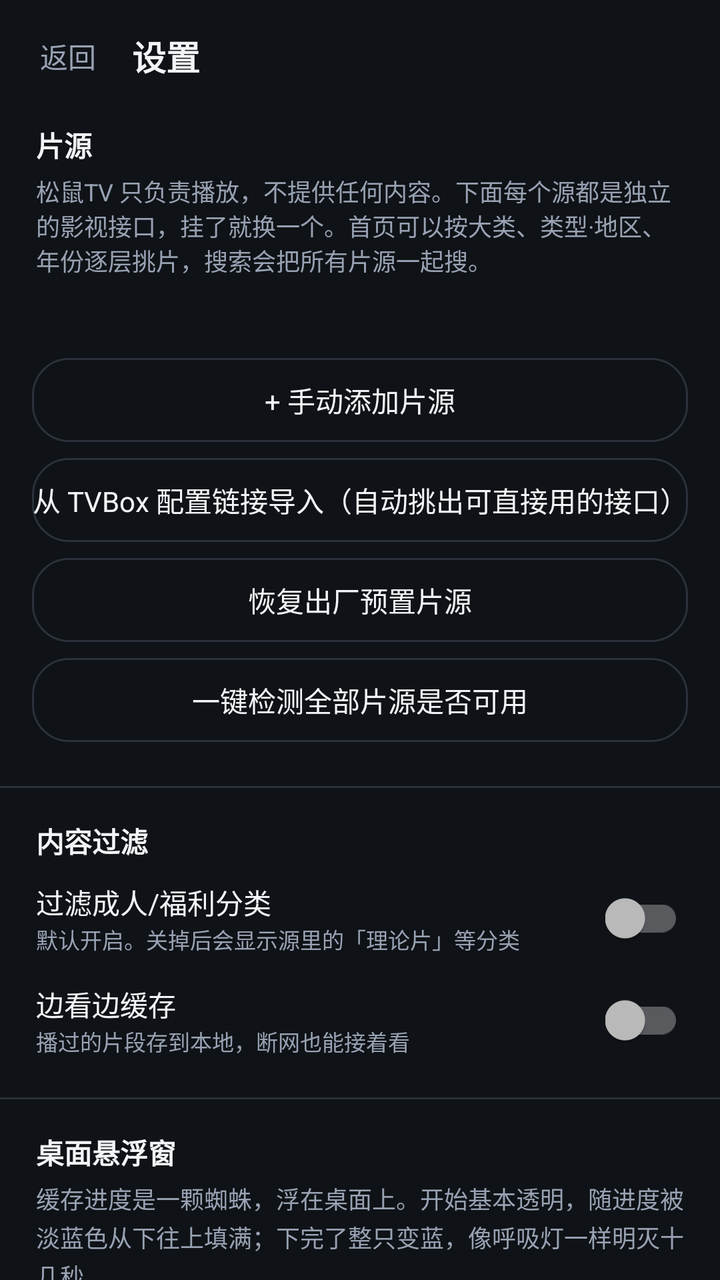
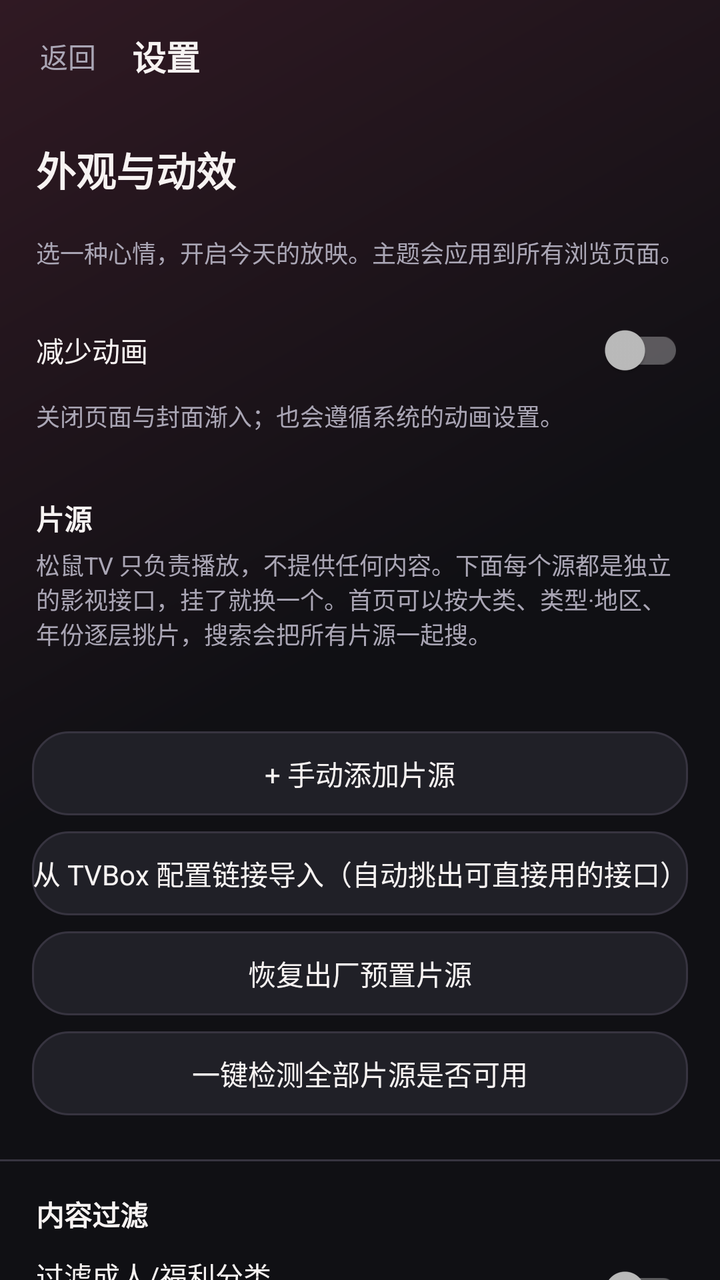

Two renders of the same Android screen: before a commit and after it. Below are the layout's source before the change and the commit's diff.
<!-- AndroidManifest.xml: application theme AppTheme -->
<!-- res/layout/activity_settings.xml -->
<?xml version="1.0" encoding="utf-8"?>
<LinearLayout xmlns:android="http://schemas.android.com/apk/res/android"
    android:layout_width="match_parent"
    android:layout_height="match_parent"
    android:orientation="vertical"
    android:background="@color/bg"
    android:fitsSystemWindows="true">

    <LinearLayout
        android:layout_width="match_parent"
        android:layout_height="wrap_content"
        android:orientation="horizontal"
        android:gravity="center_vertical"
        android:paddingLeft="8dp"
        android:paddingRight="12dp"
        android:paddingTop="10dp"
        android:paddingBottom="6dp">

        <TextView
            android:id="@+id/btnBack"
            android:layout_width="wrap_content"
            android:layout_height="36dp"
            android:gravity="center"
            android:paddingLeft="12dp"
            android:paddingRight="12dp"
            android:text="返回"
            android:textColor="@color/text_dim"
            android:textSize="14sp" />

        <TextView
            android:layout_width="0dp"
            android:layout_height="wrap_content"
            android:layout_weight="1"
            android:layout_marginLeft="6dp"
            android:text="@string/settings"
            android:textColor="@color/text"
            android:textSize="17sp"
            android:textStyle="bold" />
    </LinearLayout>

    <ScrollView
        android:layout_width="match_parent"
        android:layout_height="0dp"
        android:layout_weight="1"
        android:scrollbars="none">

        <LinearLayout
            android:layout_width="match_parent"
            android:layout_height="wrap_content"
            android:orientation="vertical"
            android:paddingBottom="28dp">

            <TextView
                android:layout_width="match_parent"
                android:layout_height="wrap_content"
                android:layout_marginLeft="18dp"
                android:layout_marginTop="10dp"
                android:text="片源"
                android:textColor="@color/text"
                android:textSize="14sp"
                android:textStyle="bold" />

            <TextView
                android:layout_width="match_parent"
                android:layout_height="wrap_content"
                android:layout_marginLeft="18dp"
                android:layout_marginRight="18dp"
                android:layout_marginTop="4dp"
                android:text="松鼠TV 只负责播放，不提供任何内容。下面每个源都是独立的影视接口，挂了就换一个。首页可以按大类、类型·地区、年份逐层挑片，搜索会把所有片源一起搜。"
                android:textColor="@color/text_dim"
                android:textSize="12sp" />

            <TextView
                android:id="@+id/sourceCount"
                android:layout_width="match_parent"
                android:layout_height="wrap_content"
                android:layout_marginLeft="18dp"
                android:layout_marginRight="18dp"
                android:layout_marginTop="10dp"
                android:textColor="@color/text_dim"
                android:textSize="12sp" />

            <LinearLayout
                android:id="@+id/sourceBox"
                android:layout_width="match_parent"
                android:layout_height="wrap_content"
                android:layout_marginTop="4dp"
                android:orientation="vertical" />

            <TextView
                android:id="@+id/btnAddSource"
                android:layout_width="match_parent"
                android:layout_height="42dp"
                android:layout_marginLeft="16dp"
                android:layout_marginRight="16dp"
                android:layout_marginTop="10dp"
                android:background="@drawable/bg_btn_ghost"
                android:gravity="center"
                android:text="+ 手动添加片源"
                android:textColor="@color/text"
                android:textSize="14sp" />

            <TextView
                android:id="@+id/btnImportTvbox"
                android:layout_width="match_parent"
                android:layout_height="42dp"
                android:layout_marginLeft="16dp"
                android:layout_marginRight="16dp"
                android:layout_marginTop="8dp"
                android:background="@drawable/bg_btn_ghost"
                android:gravity="center"
                android:text="从 TVBox 配置链接导入（自动挑出可直接用的接口）"
                android:textColor="@color/text"
                android:textSize="14sp" />

            <TextView
                android:id="@+id/btnRestore"
                android:layout_width="match_parent"
                android:layout_height="42dp"
                android:layout_marginLeft="16dp"
                android:layout_marginRight="16dp"
                android:layout_marginTop="8dp"
                android:background="@drawable/bg_btn_ghost"
                android:gravity="center"
                android:text="恢复出厂预置片源"
                android:textColor="@color/text"
                android:textSize="14sp" />

            <TextView
                android:id="@+id/btnTestAll"
                android:layout_width="match_parent"
                android:layout_height="42dp"
                android:layout_marginLeft="16dp"
                android:layout_marginRight="16dp"
                android:layout_marginTop="8dp"
                android:background="@drawable/bg_btn_ghost"
                android:gravity="center"
                android:text="一键检测全部片源是否可用"
                android:textColor="@color/text"
                android:textSize="14sp" />

            <View
                android:layout_width="match_parent"
                android:layout_height="1dp"
                android:layout_marginTop="22dp"
                android:background="@color/divider" />

            <TextView
                android:layout_width="match_parent"
                android:layout_height="wrap_content"
                android:layout_marginLeft="18dp"
                android:layout_marginTop="16dp"
                android:text="内容过滤"
                android:textColor="@color/text"
                android:textSize="14sp"
                android:textStyle="bold" />

            <LinearLayout
                android:layout_width="match_parent"
                android:layout_height="wrap_content"
                android:orientation="horizontal"
                android:gravity="center_vertical"
                android:paddingLeft="18dp"
                android:paddingRight="18dp"
                android:paddingTop="10dp">

                <LinearLayout
                    android:layout_width="0dp"
                    android:layout_height="wrap_content"
                    android:layout_weight="1"
                    android:orientation="vertical">

                    <TextView
                        android:layout_width="wrap_content"
                        android:layout_height="wrap_content"
                        android:text="过滤成人/福利分类"
                        android:textColor="@color/text"
                        android:textSize="14sp" />

                    <TextView
                        android:layout_width="wrap_content"
                        android:layout_height="wrap_content"
                        android:text="默认开启。关掉后会显示源里的「理论片」等分类"
                        android:textColor="@color/text_dim"
                        android:textSize="11sp" />
                </LinearLayout>

                <androidx.appcompat.widget.SwitchCompat
                    android:id="@+id/swFilterAdult"
                    android:layout_width="wrap_content"
                    android:layout_height="wrap_content" />
            </LinearLayout>

            <LinearLayout
                android:layout_width="match_parent"
                android:layout_height="wrap_content"
                android:orientation="horizontal"
                android:gravity="center_vertical"
                android:paddingLeft="18dp"
                android:paddingRight="18dp"
                android:paddingTop="14dp">

                <LinearLayout
                    android:layout_width="0dp"
                    android:layout_height="wrap_content"
                    android:layout_weight="1"
                    android:orientation="vertical">

                    <TextView
                        android:layout_width="wrap_content"
                        android:layout_height="wrap_content"
                        android:text="边看边缓存"
                        android:textColor="@color/text"
                        android:textSize="14sp" />

                    <TextView
                        android:layout_width="wrap_content"
                        android:layout_height="wrap_content"
                        android:text="播过的片段存到本地，断网也能接着看"
                        android:textColor="@color/text_dim"
                        android:textSize="11sp" />
                </LinearLayout>

                <androidx.appcompat.widget.SwitchCompat
                    android:id="@+id/swAutoCache"
                    android:layout_width="wrap_content"
                    android:layout_height="wrap_content" />
            </LinearLayout>

            <View
                android:layout_width="match_parent"
                android:layout_height="1dp"
                android:layout_marginTop="20dp"
                android:background="@color/divider" />

            <TextView
                android:layout_width="match_parent"
                android:layout_height="wrap_content"
                android:layout_marginLeft="18dp"
                android:layout_marginTop="16dp"
                android:text="@string/overlay_section"
                android:textColor="@color/text"
                android:textSize="14sp"
                android:textStyle="bold" />

            <TextView
                android:layout_width="match_parent"
                android:layout_height="wrap_content"
                android:layout_marginLeft="18dp"
                android:layout_marginRight="18dp"
                android:layout_marginTop="4dp"
                android:lineSpacingExtra="2dp"
                android:text="@string/overlay_section_desc"
                android:textColor="@color/text_dim"
                android:textSize="12sp" />

            <TextView
                android:id="@+id/btnOverlay"
                android:layout_width="match_parent"
                android:layout_height="42dp"
                android:layout_marginLeft="16dp"
                android:layout_marginRight="16dp"
                android:layout_marginTop="10dp"
                android:background="@drawable/bg_btn_ghost"
                android:gravity="center"
                android:text="@string/overlay_off"
                android:textColor="@color/text"
                android:textSize="14sp" />

            <View
                android:layout_width="match_parent"
                android:layout_height="1dp"
                android:layout_marginTop="20dp"
                android:background="@color/divider" />

            <TextView
                android:layout_width="match_parent"
                android:layout_height="wrap_content"
                android:layout_marginLeft="18dp"
                android:layout_marginTop="16dp"
                android:text="存储"
                android:textColor="@color/text"
                android:textSize="14sp"
                android:textStyle="bold" />

            <TextView
                android:id="@+id/cacheInfo"
                android:layout_width="match_parent"
                android:layout_height="wrap_content"
                android:layout_marginLeft="18dp"
                android:layout_marginRight="18dp"
                android:layout_marginTop="8dp"
                android:textColor="@color/text_dim"
                android:textSize="13sp" />

            <TextView
                android:id="@+id/btnClearCache"
                android:layout_width="match_parent"
                android:layout_height="42dp"
                android:layout_marginLeft="16dp"
                android:layout_marginRight="16dp"
                android:layout_marginTop="10dp"
                android:background="@drawable/bg_btn_ghost"
                android:gravity="center"
                android:text="清空在线缓存"
                android:textColor="@color/text"
                android:textSize="14sp" />

            <View
                android:layout_width="match_parent"
                android:layout_height="1dp"
                android:layout_marginTop="20dp"
                android:background="@color/divider" />

            <TextView
                android:id="@+id/about"
                android:layout_width="match_parent"
                android:layout_height="wrap_content"
                android:layout_marginLeft="18dp"
                android:layout_marginRight="18dp"
                android:layout_marginTop="16dp"
                android:lineSpacingExtra="4dp"
                android:textColor="@color/text_dim"
                android:textSize="12sp" />
        </LinearLayout>
    </ScrollView>
</LinearLayout>
<!-- resources referenced by this layout -->
<resources>
  <color name="bg">#0F1216</color>
  <color name="divider">#2A313A</color>
  <color name="text">#F2F4F7</color>
  <color name="text_dim">#98A2B3</color>
  <!-- drawable bg_btn_ghost (drawable) -->
  <?xml version="1.0" encoding="utf-8"?>
  <shape xmlns:android="http://schemas.android.com/apk/res/android" android:shape="rectangle">
      <solid android:color="@android:color/transparent" />
      <corners android:radius="18dp" />
      <stroke android:width="1dp" android:color="@color/divider" />
  </shape>
  <string name="overlay_off">去开启</string>
  <string name="overlay_section">桌面悬浮窗</string>
  <string name="overlay_section_desc">缓存进度是一颗蜘蛛，浮在桌面上。开始基本透明，随进度被淡蓝色从下往上填满；下完了整只变蓝，像呼吸灯一样明灭十几秒。\n\n退到后台、刷别的 App 都看得见。长按蜘蛛能展开看百分比和速度。</string>
  <string name="settings">设置</string>
  <style name="AppTheme" parent="Theme.AppCompat.NoActionBar">
          <item name="android:windowBackground">@color/bg</item>
          <item name="android:statusBarColor">@color/bg</item>
          <item name="android:navigationBarColor">@color/bg</item>
          <item name="android:textColorPrimary">@color/text</item>
          <item name="android:textColorSecondary">@color/text_dim</item>
          <item name="colorAccent">@color/primary</item>
      </style>
  <color name="primary">#E62429</color>
</resources>

<!-- the commit's change to res/layout/activity_settings.xml (unified diff, before → after) -->
@@ -3,7 +3,7 @@
     android:layout_width="match_parent"
     android:layout_height="match_parent"
     android:orientation="vertical"
-    android:background="@color/bg"
+    android:background="@drawable/bg_page"
     android:fitsSystemWindows="true">
 
     <LinearLayout
@@ -24,7 +24,7 @@
             android:paddingLeft="12dp"
             android:paddingRight="12dp"
             android:text="返回"
-            android:textColor="@color/text_dim"
+            android:textColor="?attr/appTextMuted"
             android:textSize="14sp" />
 
         <TextView
@@ -33,7 +33,7 @@
             android:layout_weight="1"
             android:layout_marginLeft="6dp"
             android:text="@string/settings"
-            android:textColor="@color/text"
+            android:textColor="?attr/appText"
             android:textSize="17sp"
             android:textStyle="bold" />
     </LinearLayout>
@@ -50,13 +50,31 @@
             android:orientation="vertical"
             android:paddingBottom="28dp">
 
+            <TextView android:layout_width="match_parent" android:layout_height="wrap_content"
+                android:layout_margin="18dp" android:text="外观与动效" android:textSize="20sp"
+                android:textStyle="bold" android:textColor="?attr/appText" />
+            <TextView android:layout_width="match_parent" android:layout_height="wrap_content"
+                android:layout_marginHorizontal="18dp" android:layout_marginBottom="16dp"
+                android:text="选一种心情，开启今天的放映。主题会应用到所有浏览页面。"
+                android:textSize="12sp" android:textColor="?attr/appTextMuted" />
+            <LinearLayout android:id="@+id/themeOptions" android:layout_width="match_parent"
+                android:layout_height="wrap_content" android:layout_marginHorizontal="18dp"
+                android:orientation="vertical" />
+            <androidx.appcompat.widget.SwitchCompat android:id="@+id/swReduceMotion"
+                android:layout_width="match_parent" android:layout_height="wrap_content"
+                android:layout_marginHorizontal="18dp" android:minHeight="48dp"
+                android:text="减少动画" android:textSize="14sp" android:textColor="?attr/appText" />
+            <TextView android:layout_width="match_parent" android:layout_height="wrap_content"
+                android:layout_marginHorizontal="18dp" android:layout_marginBottom="22dp"
+                android:text="关闭页面与封面渐入；也会遵循系统的动画设置。"
+                android:textSize="12sp" android:textColor="?attr/appTextMuted" />
             <TextView
                 android:layout_width="match_parent"
                 android:layout_height="wrap_content"
                 android:layout_marginLeft="18dp"
                 android:layout_marginTop="10dp"
                 android:text="片源"
-                android:textColor="@color/text"
+                android:textColor="?attr/appText"
                 android:textSize="14sp"
                 android:textStyle="bold" />
 
@@ -67,7 +85,7 @@
                 android:layout_marginRight="18dp"
                 android:layout_marginTop="4dp"
                 android:text="松鼠TV 只负责播放，不提供任何内容。下面每个源都是独立的影视接口，挂了就换一个。首页可以按大类、类型·地区、年份逐层挑片，搜索会把所有片源一起搜。"
-                android:textColor="@color/text_dim"
+                android:textColor="?attr/appTextMuted"
                 android:textSize="12sp" />
 
             <TextView
@@ -77,7 +95,7 @@
                 android:layout_marginLeft="18dp"
                 android:layout_marginRight="18dp"
                 android:layout_marginTop="10dp"
-                android:textColor="@color/text_dim"
+                android:textColor="?attr/appTextMuted"
                 android:textSize="12sp" />
 
             <LinearLayout
@@ -97,7 +115,7 @@
                 android:background="@drawable/bg_btn_ghost"
                 android:gravity="center"
                 android:text="+ 手动添加片源"
-                android:textColor="@color/text"
+                android:textColor="?attr/appText"
                 android:textSize="14sp" />
 
             <TextView
@@ -110,7 +128,7 @@
                 android:background="@drawable/bg_btn_ghost"
                 android:gravity="center"
                 android:text="从 TVBox 配置链接导入（自动挑出可直接用的接口）"
-                android:textColor="@color/text"
+                android:textColor="?attr/appText"
                 android:textSize="14sp" />
 
             <TextView
@@ -123,7 +141,7 @@
                 android:background="@drawable/bg_btn_ghost"
                 android:gravity="center"
                 android:text="恢复出厂预置片源"
-                android:textColor="@color/text"
+                android:textColor="?attr/appText"
                 android:textSize="14sp" />
 
             <TextView
@@ -136,14 +154,14 @@
                 android:background="@drawable/bg_btn_ghost"
                 android:gravity="center"
                 android:text="一键检测全部片源是否可用"
-                android:textColor="@color/text"
+                android:textColor="?attr/appText"
                 android:textSize="14sp" />
 
             <View
                 android:layout_width="match_parent"
                 android:layout_height="1dp"
                 android:layout_marginTop="22dp"
-                android:background="@color/divider" />
+                android:background="?attr/appDivider" />
 
             <TextView
                 android:layout_width="match_parent"
@@ -151,7 +169,7 @@
                 android:layout_marginLeft="18dp"
                 android:layout_marginTop="16dp"
                 android:text="内容过滤"
-                android:textColor="@color/text"
+                android:textColor="?attr/appText"
                 android:textSize="14sp"
                 android:textStyle="bold" />
 
@@ -174,14 +192,14 @@
                         android:layout_width="wrap_content"
                         android:layout_height="wrap_content"
                         android:text="过滤成人/福利分类"
-                        android:textColor="@color/text"
+                        android:textColor="?attr/appText"
                         android:textSize="14sp" />
 
                     <TextView
                         android:layout_width="wrap_content"
                         android:layout_height="wrap_content"
                         android:text="默认开启。关掉后会显示源里的「理论片」等分类"
-                        android:textColor="@color/text_dim"
+                        android:textColor="?attr/appTextMuted"
                         android:textSize="11sp" />
                 </LinearLayout>
 
@@ -210,14 +228,14 @@
                         android:layout_width="wrap_content"
                         android:layout_height="wrap_content"
                         android:text="边看边缓存"
-                        android:textColor="@color/text"
+                        android:textColor="?attr/appText"
                         android:textSize="14sp" />
 
                     <TextView
                         android:layout_width="wrap_content"
                         android:layout_height="wrap_content"
                         android:text="播过的片段存到本地，断网也能接着看"
-                        android:textColor="@color/text_dim"
+                        android:textColor="?attr/appTextMuted"
                         android:textSize="11sp" />
                 </LinearLayout>
 
@@ -231,7 +249,7 @@
                 android:layout_width="match_parent"
                 android:layout_height="1dp"
                 android:layout_marginTop="20dp"
-                android:background="@color/divider" />
+                android:background="?attr/appDivider" />
 
             <TextView
                 android:layout_width="match_parent"
@@ -239,7 +257,7 @@
                 android:layout_marginLeft="18dp"
                 android:layout_marginTop="16dp"
                 android:text="@string/overlay_section"
-                android:textColor="@color/text"
+                android:textColor="?attr/appText"
                 android:textSize="14sp"
                 android:textStyle="bold" />
 
@@ -251,7 +269,7 @@
                 android:layout_marginTop="4dp"
                 android:lineSpacingExtra="2dp"
                 android:text="@string/overlay_section_desc"
-                android:textColor="@color/text_dim"
+                android:textColor="?attr/appTextMuted"
                 android:textSize="12sp" />
 
             <TextView
@@ -264,14 +282,14 @@
                 android:background="@drawable/bg_btn_ghost"
                 android:gravity="center"
                 android:text="@string/overlay_off"
-                android:textColor="@color/text"
+                android:textColor="?attr/appText"
                 android:textSize="14sp" />
 
             <View
                 android:layout_width="match_parent"
                 android:layout_height="1dp"
                 android:layout_marginTop="20dp"
-                android:background="@color/divider" />
+                android:background="?attr/appDivider" />
 
             <TextView
                 android:layout_width="match_parent"
@@ -279,7 +297,7 @@
                 android:layout_marginLeft="18dp"
                 android:layout_marginTop="16dp"
                 android:text="存储"
-                android:textColor="@color/text"
+                android:textColor="?attr/appText"
                 android:textSize="14sp"
                 android:textStyle="bold" />
 
@@ -290,7 +308,7 @@
                 android:layout_marginLeft="18dp"
                 android:layout_marginRight="18dp"
                 android:layout_marginTop="8dp"
-                android:textColor="@color/text_dim"
+                android:textColor="?attr/appTextMuted"
                 android:textSize="13sp" />
 
             <TextView
@@ -303,14 +321,14 @@
                 android:background="@drawable/bg_btn_ghost"
                 android:gravity="center"
                 android:text="清空在线缓存"
-                android:textColor="@color/text"
+                android:textColor="?attr/appText"
                 android:textSize="14sp" />
 
             <View
                 android:layout_width="match_parent"
                 android:layout_height="1dp"
                 android:layout_marginTop="20dp"
-                android:background="@color/divider" />
+                android:background="?attr/appDivider" />
 
             <TextView
                 android:id="@+id/about"
@@ -320,7 +338,7 @@
                 android:layout_marginRight="18dp"
                 android:layout_marginTop="16dp"
                 android:lineSpacingExtra="4dp"
-                android:textColor="@color/text_dim"
+                android:textColor="?attr/appTextMuted"
                 android:textSize="12sp" />
         </LinearLayout>
     </ScrollView>
<!-- resource entries referenced after the edit -->
@@ -1,28 +1,46 @@
 <!-- resources referenced by this layout -->
 <resources>
-  <color name="bg">#0F1216</color>
-  <color name="divider">#2A313A</color>
-  <color name="text">#F2F4F7</color>
-  <color name="text_dim">#98A2B3</color>
   <!-- drawable bg_btn_ghost (drawable) -->
-  <?xml version="1.0" encoding="utf-8"?>
-  <shape xmlns:android="http://schemas.android.com/apk/res/android" android:shape="rectangle">
-      <solid android:color="@android:color/transparent" />
-      <corners android:radius="18dp" />
-      <stroke android:width="1dp" android:color="@color/divider" />
-  </shape>
+  <ripple xmlns:android="http://schemas.android.com/apk/res/android" android:color="?attr/appAccentDim"><item><shape><solid android:color="?attr/appSurface"/><corners android:radius="?attr/appPillCorner"/><stroke android:width="1dp" android:color="?attr/appDivider" /></shape></item></ripple>
+  <!-- drawable bg_page (drawable) -->
+  <shape xmlns:android="http://schemas.android.com/apk/res/android"><gradient android:angle="315" android:startColor="?attr/appGlow" android:centerColor="?attr/appBg" android:endColor="?attr/appBg" /></shape>
   <string name="overlay_off">去开启</string>
   <string name="overlay_section">桌面悬浮窗</string>
   <string name="overlay_section_desc">缓存进度是一颗蜘蛛，浮在桌面上。开始基本透明，随进度被淡蓝色从下往上填满；下完了整只变蓝，像呼吸灯一样明灭十几秒。\n\n退到后台、刷别的 App 都看得见。长按蜘蛛能展开看百分比和速度。</string>
   <string name="settings">设置</string>
   <style name="AppTheme" parent="Theme.AppCompat.NoActionBar">
-          <item name="android:windowBackground">@color/bg</item>
-          <item name="android:statusBarColor">@color/bg</item>
-          <item name="android:navigationBarColor">@color/bg</item>
-          <item name="android:textColorPrimary">@color/text</item>
-          <item name="android:textColorSecondary">@color/text_dim</item>
-          <item name="colorAccent">@color/primary</item>
+          <item name="appBg">#101014</item>
+          <item name="appSurface">#202027</item>
+          <item name="appSurfaceAlt">#2C2B35</item>
+          <item name="appAccent">#CE334A</item>
+          <item name="appAccentDim">#722334</item>
+          <item name="appText">#F7F3F2</item>
+          <item name="appTextMuted">#AAA6B5</item>
+          <item name="appDivider">#373440</item>
+          <item name="appSuccess">#63D79C</item>
+          <item name="appOnAccent">#FFFFFF</item>
+          <item name="appGlow">#301923</item>
+          <item name="appCorner">12dp</item>
+          <item name="appPillCorner">18dp</item>
+          <item name="android:fontFamily">sans-serif</item>
+          <item name="android:windowBackground">?attr/appBg</item>
+          <item name="android:statusBarColor">?attr/appBg</item>
+          <item name="android:navigationBarColor">?attr/appBg</item>
+          <item name="android:colorBackground">?attr/appSurface</item>
+          <item name="android:textColorPrimary">?attr/appText</item>
+          <item name="android:textColorSecondary">?attr/appTextMuted</item>
+          <item name="android:textColorHint">?attr/appTextMuted</item>
+          <item name="colorAccent">?attr/appAccent</item>
+          <item name="colorControlNormal">?attr/appTextMuted</item>
+          <item name="colorControlActivated">?attr/appAccent</item>
+          <item name="android:windowLightStatusBar">false</item>
+          <item name="android:windowAnimationStyle">@style/AppWindowAnimation</item>
       </style>
-  <color name="primary">#E62429</color>
+  <style name="AppWindowAnimation">
+          <item name="android:activityOpenEnterAnimation">@anim/page_enter</item>
+          <item name="android:activityOpenExitAnimation">@anim/page_exit</item>
+          <item name="android:activityCloseEnterAnimation">@anim/page_enter</item>
+          <item name="android:activityCloseExitAnimation">@anim/page_exit</item>
+      </style>
 </resources>
 
